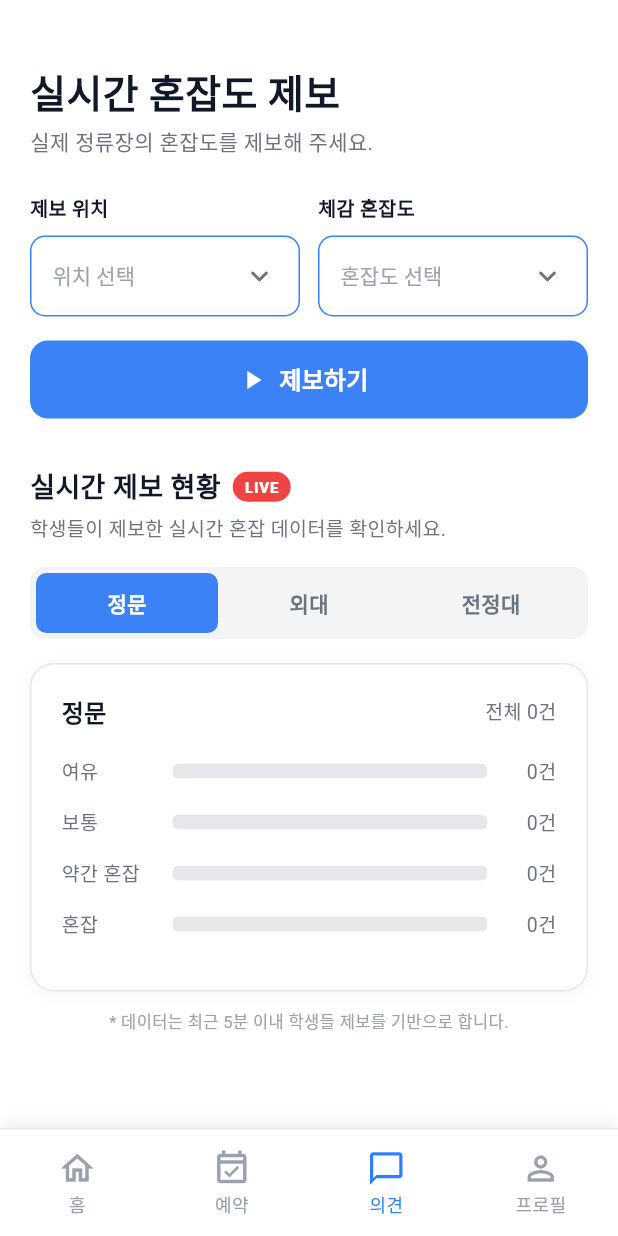
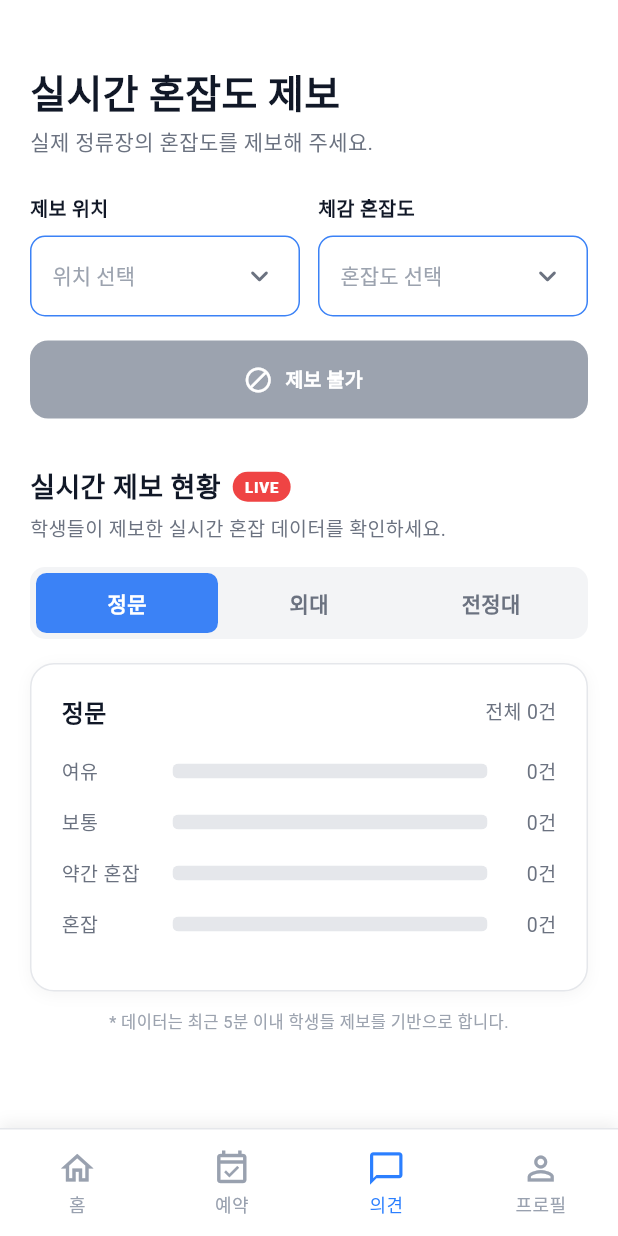
Before and after one commit to dhtmddn04/designthinking, a Flutter app: the screen it shows after launch, item 3 of the bottom bar chosen, on a phone screen of 412 x 824 dp. Run offline on Flutter 3.47's test engine with Material 3 defaults, Android fonts, the phone set to English and light mode, and no system bars; network calls fail.

Commit message:
block weekend reservations and opinion

```diff
--- a/lib/screens/opinion_screen.dart
+++ b/lib/screens/opinion_screen.dart
@@ -30,6 +30,12 @@ class _OpinionScreenState extends State<OpinionScreen>
   // ── 드롭다운 선택 상태 (null = 미선택) ──────
   String? _selectedLocation;
   String? _selectedCongestion;
+
+  bool get _isWeekend {
+    final now = DateTime.now();
+    return now.weekday == DateTime.saturday || now.weekday == DateTime.sunday;
+    //return false;
+  }
 
   // ── 탭 선택 상태 ─────────────────────────────
   int _selectedTab = 0;
@@ -106,6 +112,30 @@ class _OpinionScreenState extends State<OpinionScreen>
     return '$s초';
   }
 
+  void _showWeekendReportDialog() {
+    showDialog(
+      context: context,
+      builder: (context) {
+        return AlertDialog(
+          shape: RoundedRectangleBorder(
+            borderRadius: BorderRadius.circular(16),
+          ),
+          title: const Text(
+            '제보 불가',
+            style: TextStyle(fontWeight: FontWeight.w800),
+          ),
+          content: const Text('주말에는 혼잡도 제보를 이용할 수 없습니다.'),
+          actions: [
+            TextButton(
+              onPressed: () => Navigator.pop(context),
+              child: const Text('확인'),
+            ),
+          ],
+        );
+      },
+    );
+  }
+
   // ── 제보 처리 ────────────────────────────────
   Future<void> _submitReport() async {
     if (widget.userId == null) {
@@ -119,6 +149,10 @@ class _OpinionScreenState extends State<OpinionScreen>
           ),
         ),
       );
+      return;
+    }
+    if (_isWeekend) {
+      _showWeekendReportDialog();
       return;
     }
     if (_selectedLocation == null || _selectedCongestion == null) {
@@ -286,7 +320,10 @@ class _OpinionScreenState extends State<OpinionScreen>
   // ────────────────────────────────────────────
   @override
   Widget build(BuildContext context) {
-    super.build(context); // AutomaticKeepAliveClientMixin 필수
+    super.build(context);
+
+    final bool canSubmitNow = !_isWeekend && _canReport;
+
     return Scaffold(
       backgroundColor: Colors.white,
       body: SafeArea(
@@ -383,18 +420,26 @@ class _OpinionScreenState extends State<OpinionScreen>
                   child: ElevatedButton.icon(
                     onPressed: _submitReport,
                     icon: Icon(
-                      _canReport ? Icons.play_arrow : Icons.lock_clock,
+                      _isWeekend
+                          ? Icons.block
+                          : _canReport
+                          ? Icons.play_arrow
+                          : Icons.lock_clock,
                       size: 20,
                     ),
                     label: Text(
-                      _canReport ? '제보하기' : '$_cooldownText 후 제보 가능합니다',
+                      _isWeekend
+                          ? '제보 불가'
+                          : _canReport
+                          ? '제보하기'
+                          : '$_cooldownText 후 제보 가능합니다',
                       style: TextStyle(
-                        fontSize: _canReport ? 16 : 13,
+                        fontSize: canSubmitNow ? 16 : 13,
                         fontWeight: FontWeight.w700,
                       ),
                     ),
                     style: ElevatedButton.styleFrom(
-                      backgroundColor: _canReport
+                      backgroundColor: canSubmitNow
                           ? _primary
                           : const Color(0xFF9CA3AF),
                       foregroundColor: Colors.white,
--- a/lib/services/api_service.dart
+++ b/lib/services/api_service.dart
@@ -184,7 +184,7 @@ class ApiService {
     return jsonDecode(response.body);
   }
 
-  /*테스트용(평일)
+  /*//테스트용(평일)
   static Future<Map<String, dynamic>> getNextBusTimetable({
     required String stationName,
   }) async {
```
Also changed, not shown: lib/screens/reservation_screen.dart (+41 -0 lines).
